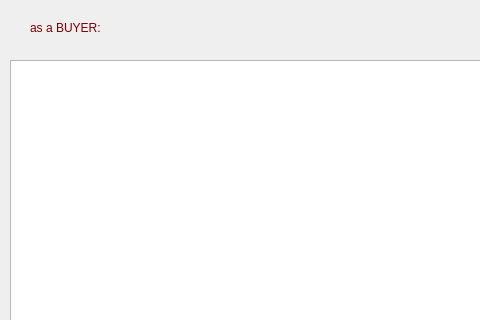
First picture: the form in buyer.ui, repository GuQiuhan/Commodity-auction-platform, before the edit; both pictures show x 0 to 480 and y 0 to 320 of the 720 by 500 pixel window.
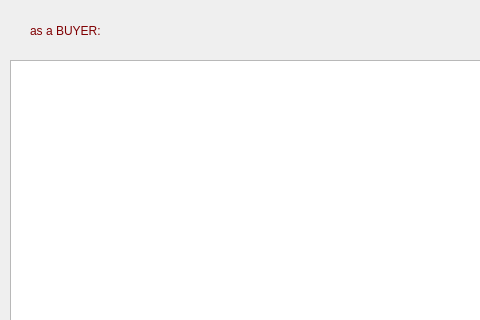
Second picture: the form after the edit.

The edit to the form file:
```diff
--- a/buyer.ui
+++ b/buyer.ui
@@ -68,8 +68,8 @@
     <rect>
      <x>30</x>
      <y>20</y>
-     <width>121</width>
-     <height>16</height>
+     <width>201</width>
+     <height>21</height>
     </rect>
    </property>
    <property name="styleSheet">
```
